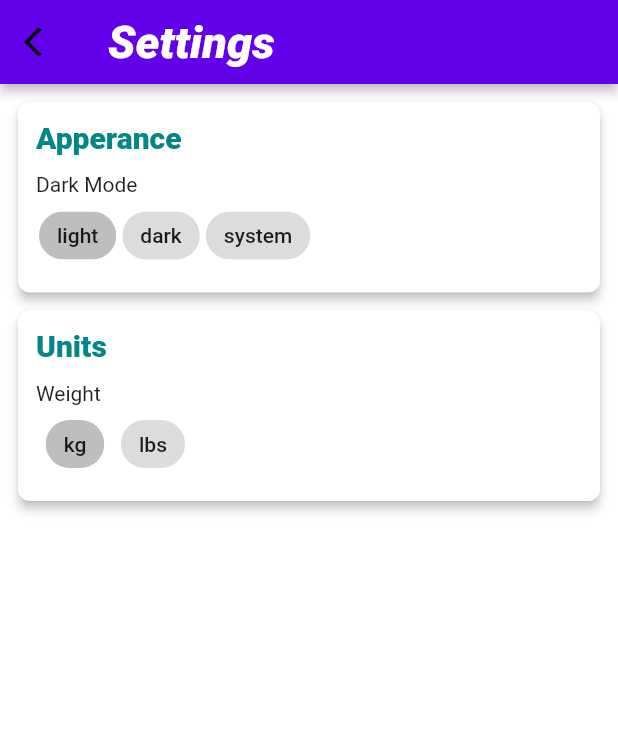
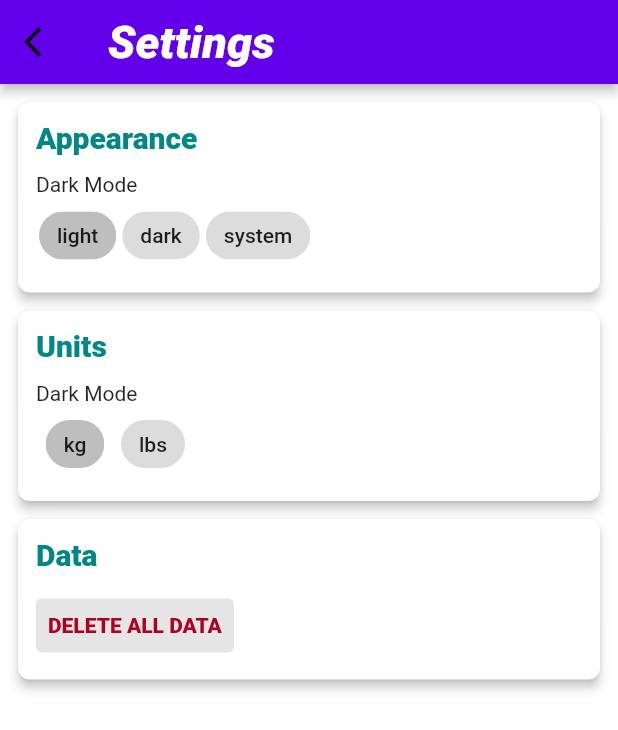
Before and after one commit to varadgauthankar/gym_log, a Flutter app: the SettingsPage screen opened directly, on a phone screen of 412 x 824 dp. Shown: the top 730 px of the screen. Run offline on Flutter 3.47's test engine with Material 2 defaults, Android fonts, the phone set to English and light mode, and no system bars; our stand-ins replace flutter_speed_dial, moor_flutter, shared_preferences; accounts and stored records are empty; generated files the repository leaves out were written again.

Commit message:
added button to delete all data

```diff
--- a/lib/pages/settings.dart
+++ b/lib/pages/settings.dart
@@ -1,12 +1,14 @@
 import 'package:flutter/foundation.dart';
 import 'package:flutter/material.dart';
 import 'package:provider/provider.dart';
+import 'package:workout_tracker/db/moor_db.dart';
 import 'package:workout_tracker/utils/colors.dart';
 import 'package:workout_tracker/utils/enums.dart';
 import 'package:workout_tracker/utils/helpers.dart';
 import 'package:workout_tracker/utils/textStyles.dart';
 import 'package:workout_tracker/utils/theme.dart';
 import 'package:workout_tracker/utils/units.dart';
+import 'package:workout_tracker/widgets/settings_card.dart';
 
 class SettingsPage extends StatefulWidget {
   @override
@@ -71,11 +73,6 @@ class _SettingsPageState extends State<SettingsPage> {
         .toggleWeightUnit(weightUnit);
   }
 
-  // get the color of the overlay widget, just some material rules.
-  Color getOverLayColor(BuildContext context, Color color) {
-    return Color.alphaBlend(ElevationOverlay.overlayColor(context, 1), color);
-  }
-
   //Sets Chips to their respective value
   void setChipValues() {
     appTheme = Provider.of<ThemeNotifier>(context, listen: false).appTheme;
@@ -102,7 +99,7 @@ class _SettingsPageState extends State<SettingsPage> {
           child: Material(
             color: Colors.transparent,
             child: Text(
-              "Settings",
+              'Settings',
               style: AppBarTitleStyle.dark,
             ),
           ),
@@ -114,72 +111,86 @@ class _SettingsPageState extends State<SettingsPage> {
       body: ListView(
         padding: EdgeInsets.all(6.0),
         children: [
-          Container(
-            margin: EdgeInsets.all(6.0),
-            child: Material(
-              elevation: 3,
-              color: isThemeDark(context)
-                  ? getOverLayColor(context, MyColors.darkGrey)
-                  : Colors.white,
-              borderRadius: BorderRadius.circular(8.0),
-              child: InkWell(
-                borderRadius: BorderRadius.circular(8.0),
-                onTap: () {},
-                child: Padding(
-                  padding: const EdgeInsets.all(12.0),
+          SettingsCard(
+            title: 'Appearance',
             child: Column(
               crossAxisAlignment: CrossAxisAlignment.start,
               children: [
-                        Text(
-                          'Apperance',
-                          style: isThemeDark(context)
-                              ? SettingsHeadingStyle.dark
-                              : SettingsHeadingStyle.light,
-                        ),
-                        SizedBox(height: 12.0),
                 Text('Dark Mode'),
-                        Wrap(
-                          children: buildDarkModeChoices(),
-                        ),
-                      ]),
+                Wrap(children: buildDarkModeChoices()),
+              ],
             ),
           ),
-            ),
-          ),
-          Container(
-            margin: EdgeInsets.all(6.0),
-            child: Material(
-              elevation: 3,
-              color: isThemeDark(context)
-                  ? getOverLayColor(context, MyColors.darkGrey)
-                  : Colors.white,
-              borderRadius: BorderRadius.circular(8.0),
-              child: InkWell(
-                borderRadius: BorderRadius.circular(8.0),
-                onTap: () {},
-                child: Padding(
-                  padding: const EdgeInsets.all(12.0),
+          SettingsCard(
+            title: 'Units',
             child: Column(
               crossAxisAlignment: CrossAxisAlignment.start,
               children: [
-                        Text(
-                          'Units',
-                          style: isThemeDark(context)
-                              ? SettingsHeadingStyle.dark
-                              : SettingsHeadingStyle.light,
-                        ),
-                        SizedBox(height: 12.0),
-                        Text('Weight'),
-                        Wrap(
-                          children: buildWeightChoices(),
-                        ),
-                      ]),
+                Text('Dark Mode'),
+                Wrap(children: buildWeightChoices()),
+              ],
             ),
           ),
+          SettingsCard(
+            title: 'Data',
+            child: Column(
+              children: [
+                TextButton(
+                  child: Text(
+                    'DELETE ALL DATA',
+                    style: DeleteDataButton.light,
+                  ),
+                  style: TextButton.styleFrom(
+                      backgroundColor: MyColors.black.withOpacity(0.1)),
+                  onPressed: deleteAllDataDialog,
+                )
+              ],
             ),
           ),
         ],
       ),
     );
   }
+
+  void deleteAllDataDialog() {
+    showDialog(
+        context: context,
+        builder: (BuildContext context) {
+          return AlertDialog(
+            shape: RoundedRectangleBorder(
+              borderRadius: BorderRadius.circular(8.0),
+            ),
+            title: Text('Warning!'),
+            content: Text('Really delete all data? This cannot be undone.'),
+            actions: [
+              TextButton(
+                child: Text(
+                  'CANCEL',
+                  style: isThemeDark(context)
+                      ? DialogActionNegative.dark
+                      : DialogActionNegative.light,
+                ),
+                onPressed: () => Navigator.pop(context),
+              ),
+              TextButton(
+                child: Text(
+                  'DELETE',
+                  style: isThemeDark(context)
+                      ? DialogActionPositive.dark
+                      : DialogActionPositive.light,
+                ),
+                onPressed: () {
+                  Navigator.pop(context);
+                  Provider.of<AppDatabase>(context, listen: false)
+                      .deleteAllData()
+                      .then(
+                        (value) => snackBar(context,
+                            content: 'Deleted $value Exercise(s)'),
+                      );
+                },
+              )
+            ],
+          );
+        });
   }
+}
```
Lines whose indentation alone changed are shown as unchanged.
